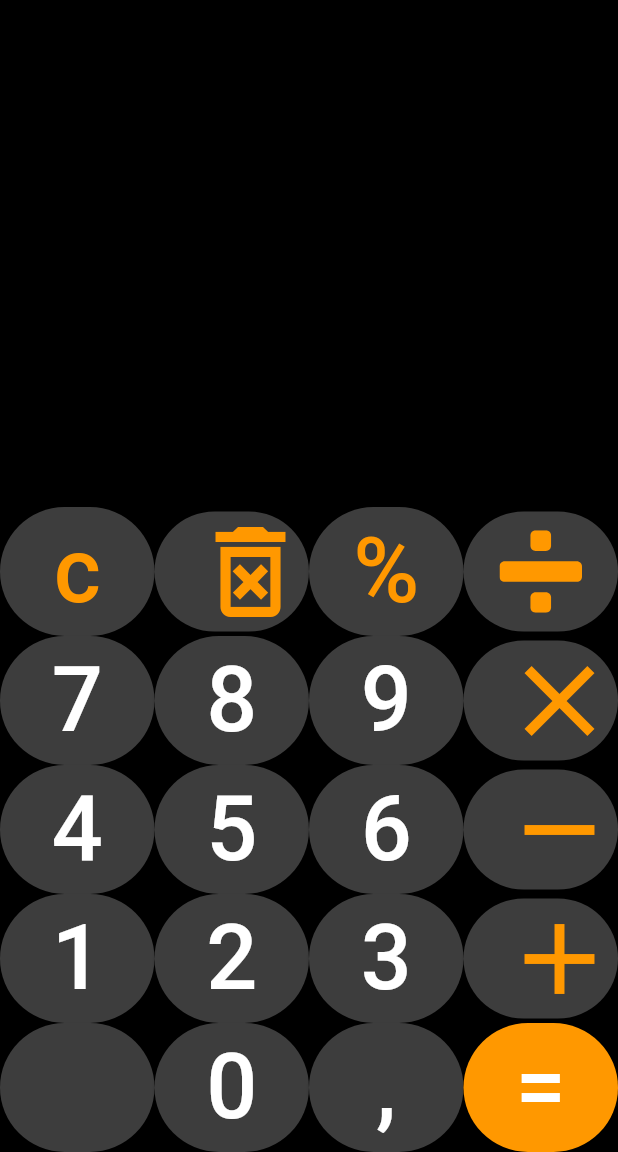
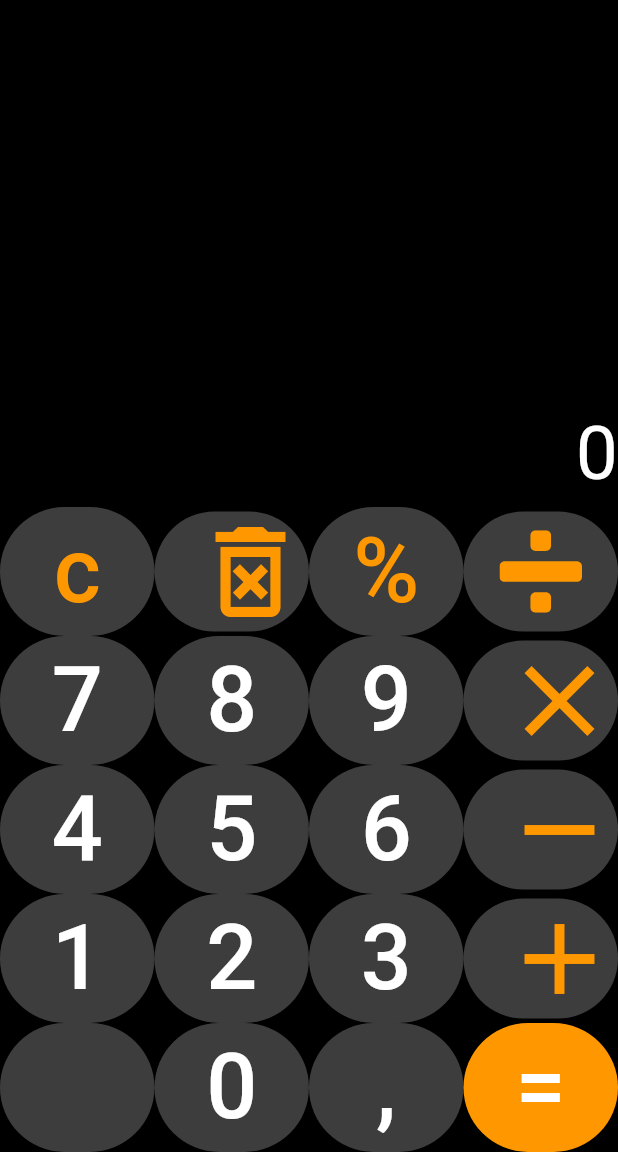
Before and after one commit to CoolFire075/calculator, a Flutter app: the screen it shows after launch, on a phone screen of 412 x 824 dp, the part 84-1236 px from its top. Run offline on Flutter 3.47's test engine with Material 3 defaults, Android fonts, the phone set to English and light mode, and no system bars; our stand-ins replace flutter_svg.

Commit message:
after some corrections

```diff
--- a/lib/main.dart
+++ b/lib/main.dart
@@ -87,6 +87,12 @@ class _MyCalculatorState extends State<MyCalculator> {
                 );
               },
             ),
+          ),
+          const Row(
+            mainAxisAlignment: MainAxisAlignment.end,
+            children: [
+              CalculatorConsumerText(),
+            ],
           ),
           Consumer(
             builder: (BuildContext context, value, Widget? child) {
@@ -388,20 +394,21 @@ class NumberButton extends StatelessWidget {
     );
   }
 }
-// class CalculatorConsumerText extends StatelessWidget {
-//   const CalculatorConsumerText({
-//     super.key,
-//   });
-//
-//   @override
-//   Widget build(BuildContext context) {
-//     return Consumer<CalculatorNotifier>(
-//       builder: (BuildContext context, value, Widget? child) {
-//         return Text(
-//           value.firstNumber,
-//           style: const TextStyle(fontSize: 50),
-//         );
-//       },
-//     );
-//   }
-// }
+
+class CalculatorConsumerText extends StatelessWidget {
+  const CalculatorConsumerText({
+    super.key,
+  });
+
+  @override
+  Widget build(BuildContext context) {
+    return Consumer<CalculatorNotifier>(
+      builder: (BuildContext context, value, Widget? child) {
+        return Text(
+          value.firstNumber + value.action + value.secondNumber,
+          style: const TextStyle(fontSize: 50, color: Colors.white),
+        );
+      },
+    );
+  }
+}
```
